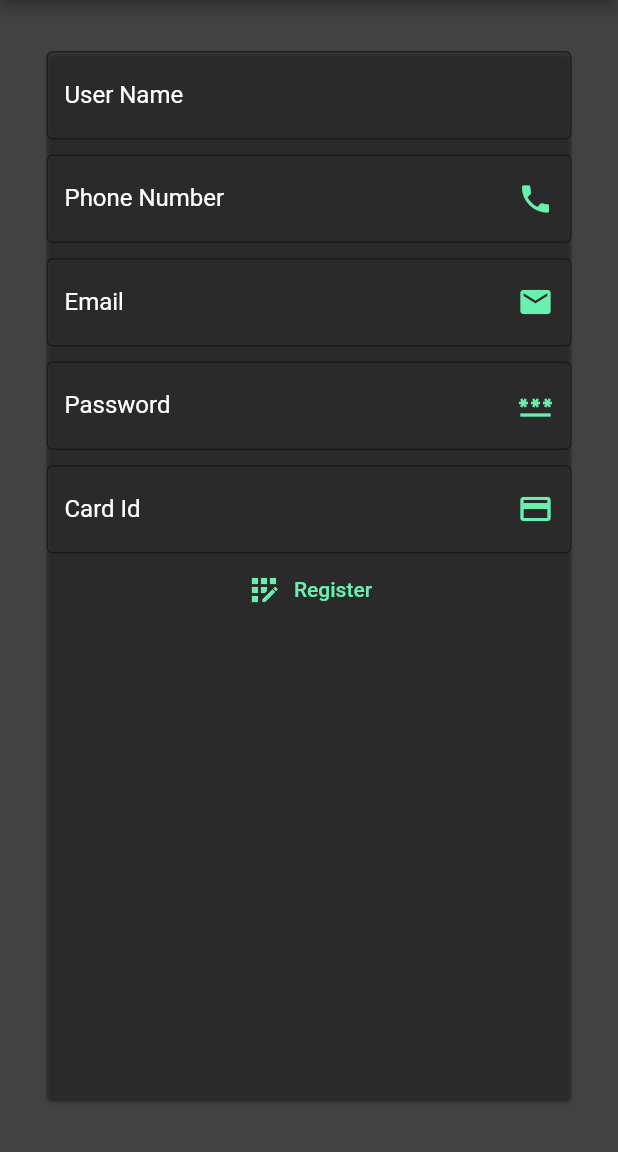
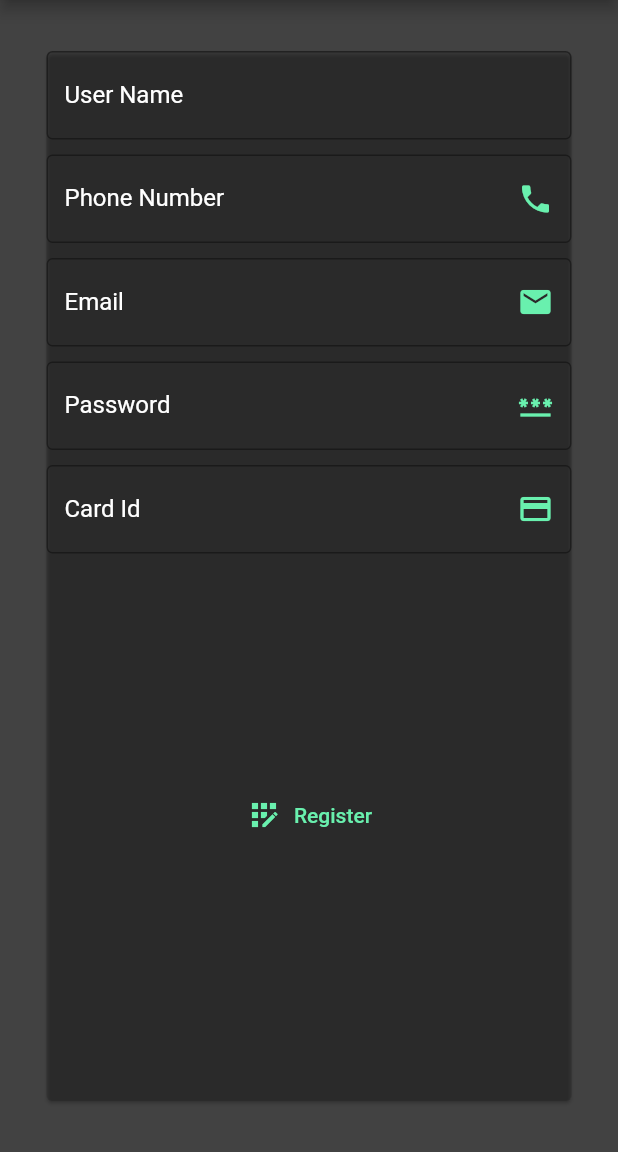
Before and after one commit to AseelAborokn/lab_manager_app, a Flutter app: the Register screen opened by its route, on a phone screen of 412 x 824 dp, the part 84-1236 px from its top. Run offline on Flutter 3.47's test engine with Material 2 defaults, Android fonts, the light colour scheme and no system bars; our stand-ins replace cloud_firestore, email_validator, firebase_auth, firebase_core, flutter_spinkit; accounts and stored records are empty; network calls fail.

Commit message:
Adding Error handling + Unique values in LabUsers

```diff
--- a/lib/models/lab_user.dart
+++ b/lib/models/lab_user.dart
@@ -6,7 +6,7 @@ class LabUser {
   // Fields
   String username;
   String email;
-  String cid;
+  String? cid;
   String phoneNumber;
 
   // Constructor
@@ -14,7 +14,7 @@ class LabUser {
     required this.uid,
     required this.username,
     required this.email,
-    this.cid = "",
+    this.cid,
     this.phoneNumber = ""
   });
 
--- a/lib/screens/authenticate/register.dart
+++ b/lib/screens/authenticate/register.dart
@@ -1,9 +1,9 @@
 import 'package:flutter/material.dart';
 import 'package:lab_manager/shared/loading_spinner.dart';
 import 'package:email_validator/email_validator.dart';
+import 'package:lab_manager/shared/results/registration_results.dart';
 
 import '../../services/auth.dart';
-import '../../shared/constants.dart';
 
 bool validPhoneNumber(String phoneNumber) {
   if (phoneNumber.length != 10) {
@@ -16,8 +16,8 @@ bool validEmail(String email) {
   return EmailValidator.validate(email);
 }
 
-bool validCid(String cid) {
-  return cid.length == 8;
+bool validCid(String? cid) {
+  return (cid == null || cid.length == 8);
 }
 
 class Register extends StatefulWidget {
@@ -36,8 +36,10 @@ class _RegisterState extends State<Register> {
   String password = "";
   String username = "";
   String phoneNumber = "";
-  String cid = "";
-  String error = "";
+  String? cid;
+
+  String errorMessage = "";
+  bool errorFound = false;
   bool loading = false;
 
   @override
@@ -188,27 +190,35 @@ class _RegisterState extends State<Register> {
                     ),
                   ],
                 ),
-                Row(
-                  mainAxisAlignment: MainAxisAlignment.center,
-                  children: [
-                    // Register
-                    TextButton.icon(
+                // Buttons
+                Expanded(
+                    child: TextButton.icon(
                       onPressed: () async {
+                        setState(() => loading = true);
                         if (_formKey.currentState!.validate()) {
-                            setState(() => loading = true);
-                            dynamic result = await _authService.registerWithEmailAndPassword(email, password, username, cid, phoneNumber);
-                            if (result != null) {
+                          RegistrationResult result = await _authService.signUp(email, password, username, cid, phoneNumber);
+                          if (result.labUser != null) {
                             Navigator.of(context).pop();
                           }
+                          else {
+                            setState(() {
+                              errorFound = true;
+                              errorMessage = result.errorMessage ?? "Failed To Register, Please Retry Latter";
+                            });
+                          }
+                        }
                         setState(() => loading = false);
-
-                          }
                       },
                       icon: const Icon(Icons.app_registration, color: Colors.greenAccent,),
                       label: const Text("Register", style: TextStyle(color: Colors.greenAccent))
-                    )
-                  ],
-                )
+                    ),
+                ),
+                // Error Message
+                Center(
+                  child: (errorFound)
+                      ? Text(errorMessage, style: const TextStyle(fontSize: 15, color: Colors.deepOrange),)
+                      : const Text(""),
+                ),
               ],
             ),
           ),
--- a/lib/screens/home/home.dart
+++ b/lib/screens/home/home.dart
@@ -1,6 +1,7 @@
 import 'package:firebase_auth/firebase_auth.dart';
 import 'package:flutter/material.dart';
 import 'package:lab_manager/models/lab_user.dart';
+import 'package:lab_manager/screens/authenticate/register.dart';
 import 'package:lab_manager/services/auth.dart';
 import 'package:lab_manager/services/firestore/users_db.dart';
 import 'package:lab_manager/shared/loading_spinner.dart';
@@ -19,12 +20,11 @@ class Home extends StatelessWidget {
     return StreamBuilder<LabUser?>(
       stream: UsersCollection().getCurrentLabUser(user.uid),
       builder: (context, snapshot) {
-        print(snapshot);
         if (snapshot.hasData && snapshot.data != null) {
           LabUser labUser = snapshot.data!;
           return Scaffold(
             backgroundColor: Colors.grey.shade800,
-            drawer: NavigationDrawerWidget(),
+            drawer: NavigationDrawerWidget(labUser: labUser),
             appBar: AppBar(
               // Title
               title: const Text(
@@ -51,7 +51,7 @@ class Home extends StatelessWidget {
             ),
           );
         } else {
-          return LoadingSpinner();
+          return const LoadingSpinner();
         }
       }
     );
--- /dev/null
+++ b/lib/shared/results/registration_results.dart
@@ -0,0 +1,8 @@
+import 'package:lab_manager/models/lab_user.dart';
+
+class RegistrationResult {
+  String? errorMessage;
+  LabUser? labUser;
+
+  RegistrationResult({ this.labUser, this.errorMessage });
+}
```
Also changed, not shown: lib/screens/authenticate/authenticate.dart (+2 -9 lines), lib/screens/authenticate/sign_in.dart (+38 -24 lines), lib/services/auth.dart (+57 -35 lines), lib/services/firestore/users_db.dart (+27 -0 lines), lib/shared/widgets/navigation_drawer.dart (+6 -7 lines), lib/shared/components.dart (added), lib/shared/styled_components.dart (deleted). Lines whose indentation alone changed are shown as unchanged.
